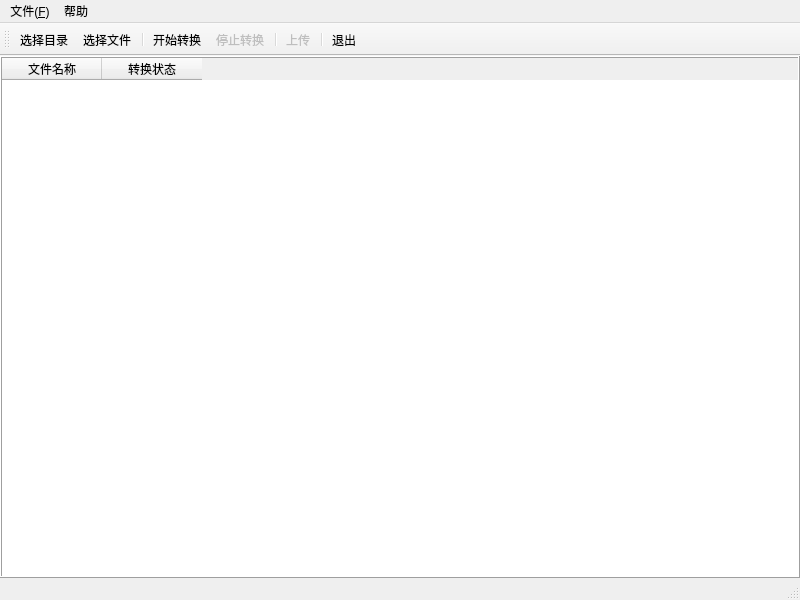
Above: ui_main.ui from jondy/mkepub before the change. Below: the same form after it.
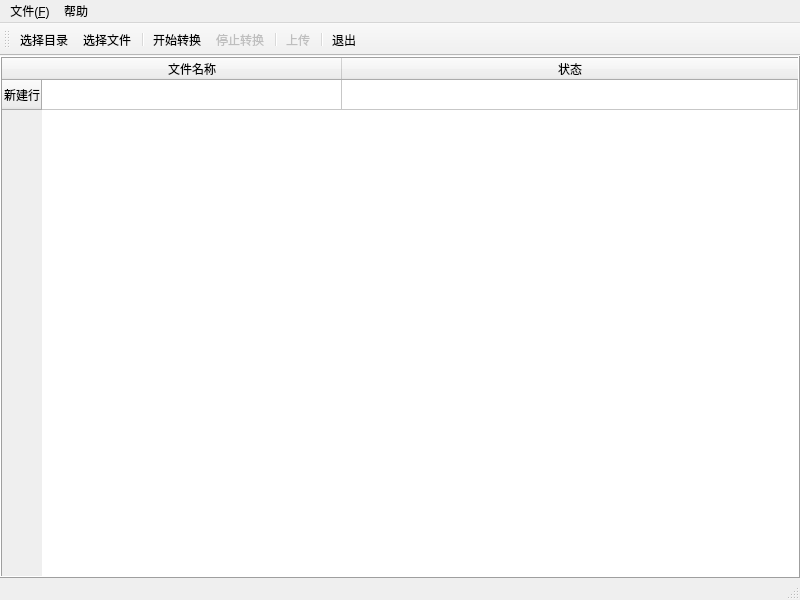
That is the form after the change.

Patch:
```diff
--- a/ui_main.ui
+++ b/ui_main.ui
@@ -32,6 +32,9 @@
     </property>
     <item>
      <widget class="QTableWidget" name="tableWidget">
+      <property name="styleSheet">
+       <string notr="true">selection-background-color: rgb(85, 170, 255);</string>
+      </property>
       <property name="frameShape">
        <enum>QFrame::Box</enum>
       </property>
@@ -39,11 +42,19 @@
        <enum>QFrame::Raised</enum>
       </property>
       <attribute name="horizontalHeaderDefaultSectionSize">
-       <number>100</number>
+       <number>300</number>
       </attribute>
       <attribute name="horizontalHeaderMinimumSectionSize">
-       <number>100</number>
+       <number>200</number>
       </attribute>
+      <attribute name="horizontalHeaderStretchLastSection">
+       <bool>true</bool>
+      </attribute>
+      <row>
+       <property name="text">
+        <string>新建行</string>
+       </property>
+      </row>
       <column>
        <property name="text">
         <string>文件名称</string>
@@ -51,7 +62,7 @@
       </column>
       <column>
        <property name="text">
-        <string>转换状态</string>
+        <string>状态</string>
        </property>
       </column>
      </widget>
```
Left out of the diff: 6 changed lines with no effect on the pictures.
